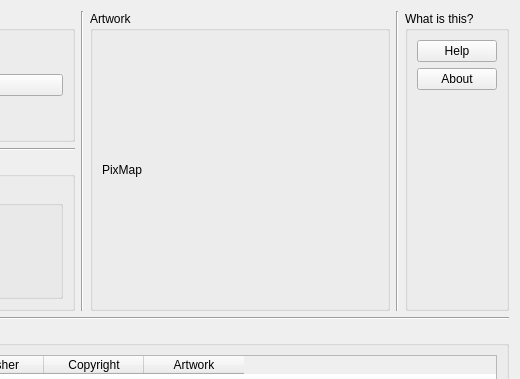
First picture: the form in modules/gui/qt/ui/extmetamanager.ui, repository ASantosVal/vlc, before the edit; both pictures show x 680 to 1200 and y 0 to 379 of the 1200 by 700 pixel window.
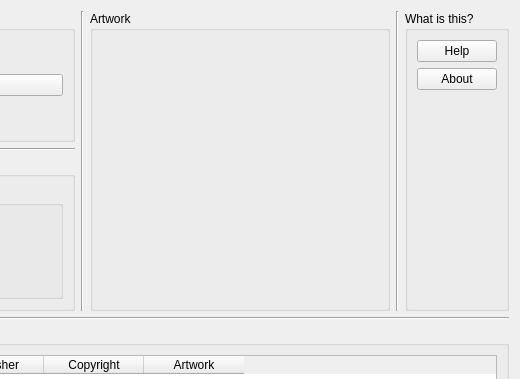
Second picture: the form after the edit.

Commit message: Some non-functional code for the future

```diff
--- a/modules/gui/qt/ui/extmetamanager.ui
+++ b/modules/gui/qt/ui/extmetamanager.ui
@@ -120,11 +120,7 @@
      </property>
      <layout class="QHBoxLayout" name="horizontalLayout_4">
       <item>
-       <widget class="QLabel" name="label_artwork">
-        <property name="text">
-         <string>PixMap</string>
-        </property>
-       </widget>
+       <layout class="QGridLayout" name="gridLayout_artwork"/>
       </item>
      </layout>
     </widget>
```
The commit also changes 2 other files.
